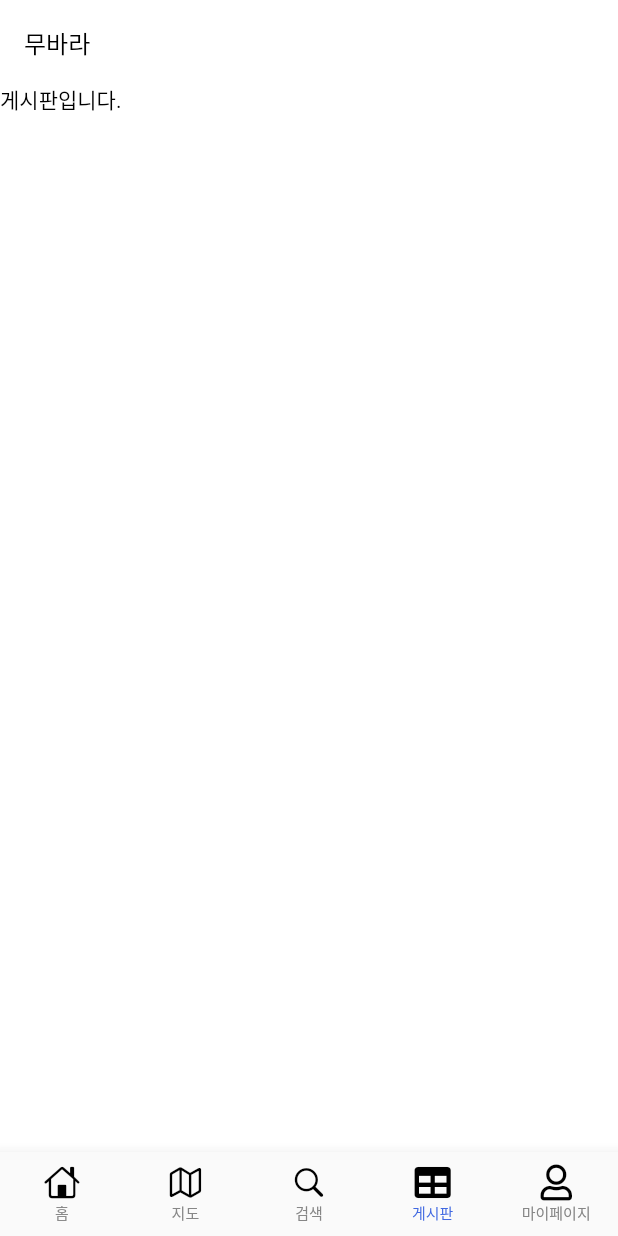
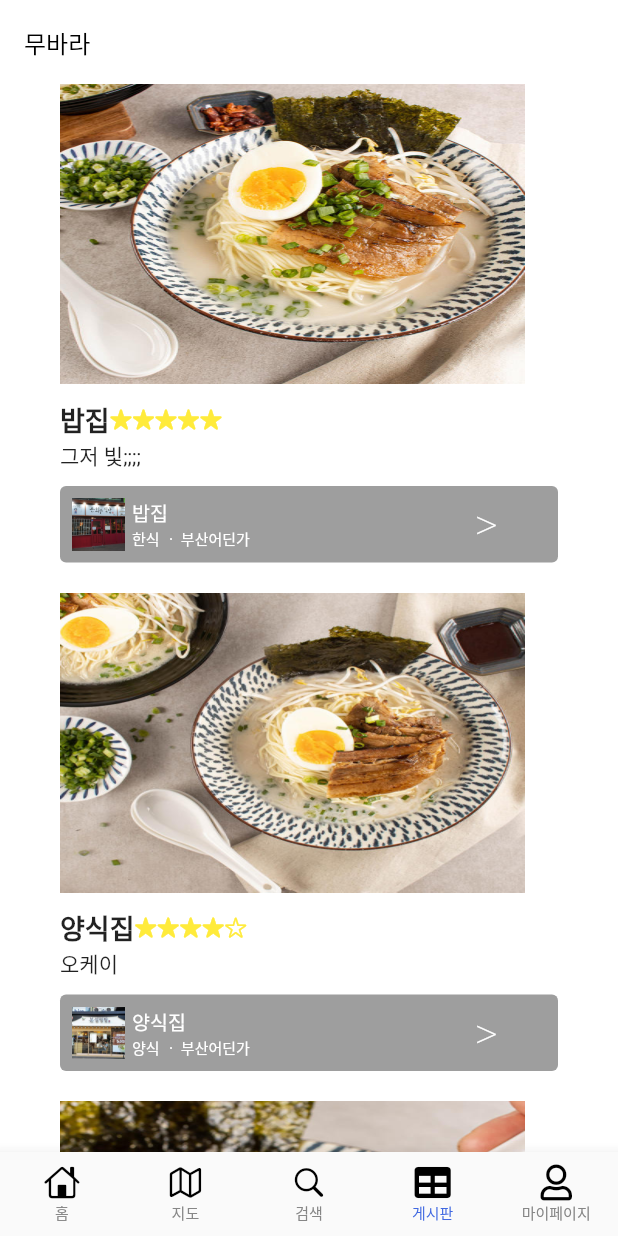
Before and after one commit to tlswodn205/mubwara, a Flutter app: the screen it shows after launch, item 4 of the bottom bar chosen, on a phone screen of 412 x 824 dp. Run offline on Flutter 3.47's test engine with Material 2 defaults, Android fonts, the light colour scheme and no system bars; our stand-ins replace firebase_core, flutter_riverpod, font_awesome_flutter, geolocator, google_maps_flutter; missing offline and left inert: remedi_kopo; accounts and stored records are empty.

Commit message:
게시판완료

```diff
--- a/lib/views/component/bottom_nav_bar.dart
+++ b/lib/views/component/bottom_nav_bar.dart
@@ -5,6 +5,7 @@ import 'package:mubwara/views/common/const/color.dart';
 import 'package:mubwara/views/layout/default_layout.dart';
 import 'package:mubwara/views/page/board_page/board_page.dart';
 import 'package:mubwara/views/page/home_page/home_page.dart';
+import 'package:mubwara/views/page/login_page/login_page.dart';
 import 'package:mubwara/views/page/map_page/map_page.dart';
 import 'package:mubwara/views/page/my_page/my_page.dart';
 import 'package:mubwara/views/page/search_page/search_page.dart';
@@ -12,14 +13,13 @@ import 'package:mubwara/views/page/search_page/search_page.dart';
 class RootTab extends StatefulWidget {
   static String get routeName => 'home';
 
-  const RootTab({Key? key}) : super(key: key);
+  const RootTab({index, Key? key}) : super(key: key);
 
   @override
   State<RootTab> createState() => _RootTabState();
 }
 
-class _RootTabState extends State<RootTab>
-    with SingleTickerProviderStateMixin {
+class _RootTabState extends State<RootTab> with SingleTickerProviderStateMixin {
   late TabController controller;
 
   int index = 0;
@@ -40,8 +40,8 @@ class _RootTabState extends State<RootTab>
     super.dispose();
   }
 
-  void tabListener(){
-    setState((){
+  void tabListener() {
+    setState(() {
       index = controller.index;
     });
   }
@@ -53,7 +53,13 @@ class _RootTabState extends State<RootTab>
       child: TabBarView(
         physics: NeverScrollableScrollPhysics(),
         controller: controller,
-    children: [HomePage(), MapPage(), SearchPage(), BoardPage(), MyPage()],
+        children: [
+          HomePage(),
+          MapPage(),
+          SearchPage(),
+          BoardPage(),
+          MyPage(),
+        ],
       ),
       bottomNavigationBar: BottomNavigationBar(
         selectedItemColor: PRIMARY_COLOR,
--- a/lib/views/page/board_page/board_page.dart
+++ b/lib/views/page/board_page/board_page.dart
@@ -1,4 +1,8 @@
 import 'package:flutter/material.dart';
+import '../../../domain/review/review.dart';
+
+import '../search_page/component/restaurant_card.dart';
+import 'component/review_item.dart';
 
 class BoardPage extends StatelessWidget {
   const BoardPage({Key? key}) : super(key: key);
@@ -6,9 +10,11 @@ class BoardPage extends StatelessWidget {
   @override
   Widget build(BuildContext context) {
     return Container(
-      child: Text(
-        "게시판입니다.",
-        style: TextStyle(color: Colors.black),
+      child: ListView.builder(
+        itemCount: reviewList.length,
+        itemBuilder: (context, index) {
+          return ReviewItem(listIndex: index);
+        },
       ),
     );
   }
--- /dev/null
+++ b/lib/views/page/board_page/component/review_item.dart
@@ -0,0 +1,118 @@
+import 'package:flutter/cupertino.dart';
+import 'package:flutter/material.dart';
+import 'package:flutter/widgets.dart';
+import 'package:mubwara/dto/response/shop_resp_dto.dart';
+import 'package:mubwara/views/component/review_star_make.dart';
+
+import '../../../../domain/review/review.dart';
+
+class ReviewItem extends StatelessWidget {
+  const ReviewItem({required this.listIndex, Key? key}) : super(key: key);
+  final int listIndex;
+  @override
+  Widget build(BuildContext context) {
+    return Padding(
+      padding: const EdgeInsets.symmetric(horizontal: 40.0),
+      child: Container(
+        child: Center(
+          child: Column(
+            crossAxisAlignment: CrossAxisAlignment.start,
+            children: [
+              Container(
+                child: Image.asset(
+                  'assets/images/review/${reviewList[listIndex].image}',
+                  width: 310,
+                  height: 200,
+                  fit: BoxFit.fill,
+                ),
+              ),
+              SizedBox(height: 10),
+              Row(
+                children: [
+                  Text(
+                    '${shopList[listIndex].shop_name}',
+                    style: TextStyle(fontSize: 18, fontWeight: FontWeight.bold),
+                  ),
+                  ReviewStarMake(
+                      review_score: reviewList[listIndex].review_score)
+                ],
+              ),
+              Text("${reviewList[listIndex].content}"),
+              SizedBox(
+                height: 10,
+              ),
+              TextButton(
+                onPressed: () {},
+                child: Row(
+                  children: [
+                    Image.asset(
+                      'assets/images/shop/${shopList[listIndex].image}',
+                      width: 35,
+                      height: 35,
+                      fit: BoxFit.cover,
+                    ),
+                    SizedBox(
+                      width: 5,
+                    ),
+                    Column(
+                      mainAxisAlignment: MainAxisAlignment.start,
+                      crossAxisAlignment: CrossAxisAlignment.start,
+                      children: [
+                        Text(
+                          '${shopList[listIndex].shop_name}',
+                          style: TextStyle(
+                            color: Colors.white,
+                            fontSize: 13,
+                          ),
+                        ),
+                        Row(
+                          children: [
+                            Text(
+                              '${shopList[listIndex].category}',
+                              style: TextStyle(
+                                color: Colors.white,
+                                fontSize: 10,
+                              ),
+                            ),
+                            Text(
+                              ' ㆍ ',
+                              style: TextStyle(
+                                color: Colors.white,
+                                fontSize: 10,
+                              ),
+                            ),
+                            Text(
+                              '${shopList[listIndex].address}',
+                              style: TextStyle(
+                                color: Colors.white,
+                                fontSize: 10,
+                              ),
+                            ),
+                          ],
+                        )
+                      ],
+                    ),
+                    SizedBox(
+                      width: 150,
+                    ),
+                    Text(
+                      '>',
+                      style: TextStyle(
+                          color: Colors.white,
+                          fontSize: 30,
+                          fontWeight: FontWeight.w200),
+                    ),
+                  ],
+                ),
+                style: TextButton.styleFrom(backgroundColor: Colors.grey),
+              ),
+              SizedBox(
+                height: 20,
+              ),
+            ],
+          ),
+        ),
+      ),
+    );
+  }
+}
--- a/lib/views/page/home_page/home_page.dart
+++ b/lib/views/page/home_page/home_page.dart
@@ -45,7 +45,10 @@ class HomePage extends StatelessWidget {
     );
   }
 
-  Widget _buildMainPageButton({required String icon, required String text}) {
+  Widget _buildMainPageButton({
+    required String icon,
+    required String text,
+  }) {
     return Container(
       height: 70,
       width: 70,
--- a/pubspec.yaml
+++ b/pubspec.yaml
@@ -39,6 +39,8 @@ dependencies:
   location: ^4.3.0
   syncfusion_flutter_datepicker: ^18.4.31-beta
   get: ^4.6.5
+  kpostal: ^0.5.1
+  remedi_kopo: ^0.0.1
 
 
   # The following adds the Cupertino Icons font to your application.
```
Also changed, not shown: lib/views/page/join_page/join_page.dart (added, +160 -0 lines), lib/views/page/login_page/login_page.dart (added, +86 -0 lines), lib/views/page/main_page/component/main_body.dart (+8 -1 lines), lib/views/page/my_page/my_page.dart (+14 -5 lines), lib/views/page/profile_update_page/profile_update_page.dart (added, +125 -0 lines), pubspec.lock, 1 other file. Lines whose indentation alone changed are shown as unchanged.
